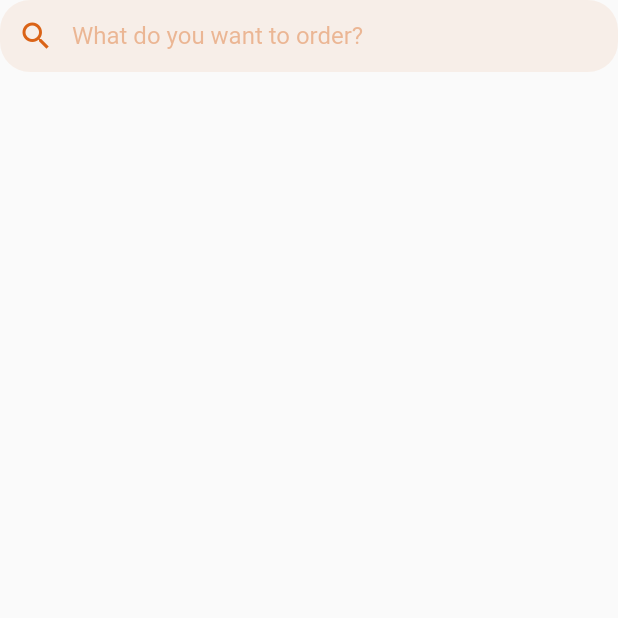
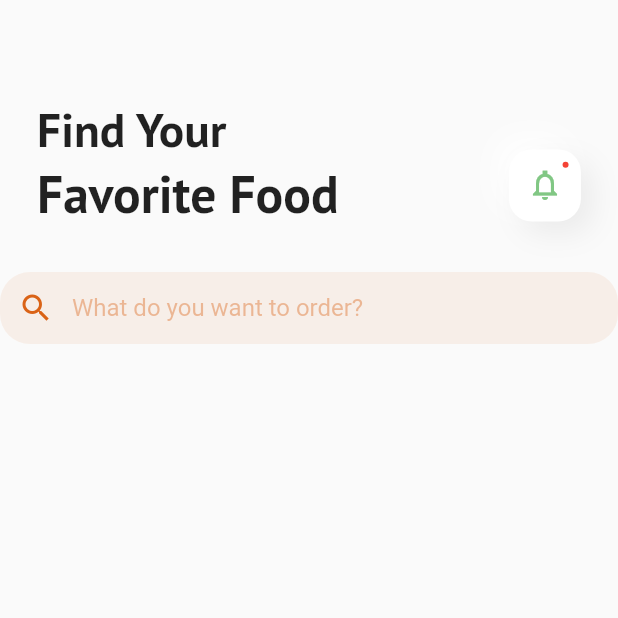
Before and after one commit to Rm1xs/food_delivery, a Flutter app: the Search screen opened directly, on a phone screen of 412 x 824 dp, the top half of it. Run offline on Flutter 3.47's test engine with Material 2 defaults, Android fonts, the phone set to English and light mode, and no system bars; drawn by our look-alikes of clay_containers; our stand-ins replace bloc, cloud_firestore, equatable, firebase_auth, firebase_core, firebase_storage and 8 more; missing offline and left inert: flow_builder; accounts and stored records are empty.

```diff
--- a/lib/core/default/bottom_bar.dart
+++ b/lib/core/default/bottom_bar.dart
@@ -10,7 +10,7 @@ class CustomAnimatedBottomBar extends StatelessWidget {
     this.backgroundColor,
     this.itemCornerRadius = 50,
     this.containerHeight = 50,
-    this.animationDuration = const Duration(milliseconds: 300),
+    this.animationDuration = const Duration(milliseconds: 250),
     this.mainAxisAlignment = MainAxisAlignment.spaceBetween,
     required this.items,
     required this.onItemSelected,
@@ -34,8 +34,7 @@ class CustomAnimatedBottomBar extends StatelessWidget {
   Widget build(BuildContext context) {
     final bgColor = backgroundColor ?? Theme.of(context).bottomAppBarColor;
 
-    return ClipRRect(
-      child: Container(
+    return Container(
       margin: EdgeInsets.only(left: 5.w, right: 5.w, bottom: 2.h, top: 2.h),
       decoration: BoxDecoration(
         borderRadius:  BorderRadius.circular(15),
@@ -69,7 +68,6 @@ class CustomAnimatedBottomBar extends StatelessWidget {
               ),
             );
           }).toList(),
-          ),
         ),
       ),
     );
--- /dev/null
+++ b/lib/core/default/red_dot.dart
@@ -0,0 +1,23 @@
+import 'package:flutter/material.dart';
+import 'package:sizer/sizer.dart';
+
+Widget redDot() {
+  return Positioned(
+    right: 2.w,
+    top: 1.h,
+    child: Container(
+      decoration: BoxDecoration(
+        color: Colors.red,
+        borderRadius: BorderRadius.circular(7),
+      ),
+      constraints: const BoxConstraints(
+        minWidth: 4,
+        minHeight: 4,
+      ),
+      child: SizedBox(
+        width: 1,
+        height: 1,
+      ),
+    ),
+  );
+}
--- a/lib/core/route/flow_route/routes/auth_route.dart
+++ b/lib/core/route/flow_route/routes/auth_route.dart
@@ -12,6 +12,6 @@ List<Page> onGenerateAppViewPages(
     case AuthenticationStatus.unauthenticated:
       return [LoginPage.page(), SignUpPage.page()];
     default:
-      return [CompleteRegistration.page()];
+      return [];
   }
 }
--- a/lib/core/route/routes_path.dart
+++ b/lib/core/route/routes_path.dart
@@ -6,3 +6,5 @@ const String signUpRoute = '/signUp';
 const String signUpSuccess = '/SignUpSuccess';
 const String homePage = '/HomePage';
 const String completeRegistration = '/CompleteRegistration';
+
+const String profilePhoto = '/ProfileImagePage';
--- a/lib/features/food/presentation/screen/food_search.dart
+++ /dev/null
@@ -1,49 +0,0 @@
-import 'package:flutter/material.dart';
-import 'package:sizer/sizer.dart';
-
-class Search extends StatelessWidget {
-  const Search({Key? key}) : super(key: key);
-
-  @override
-  Widget build(BuildContext context) {
-    return SafeArea(
-      child: Scaffold(
-        body: Hero(
-          tag: 'search',
-          child: TextField(
-            decoration: InputDecoration(
-              prefixIcon: IconTheme(
-                data: IconThemeData(
-                  color: const Color.fromRGBO(218, 99, 23, 1)
-                      .withOpacity(1),
-                ),
-                child: const Icon(Icons.search),
-              ),
-              border: OutlineInputBorder(
-                borderRadius: BorderRadius.circular(20.0),
-              ),
-              focusedBorder: OutlineInputBorder(
-                borderSide: const BorderSide(
-                    color: Colors.transparent, width: 0.0),
-                borderRadius: BorderRadius.circular(20.0),
-              ),
-              enabledBorder: OutlineInputBorder(
-                borderSide: const BorderSide(
-                    color: Colors.transparent, width: 0.0),
-                borderRadius: BorderRadius.circular(20.0),
-              ),
-              filled: true,
-              hintStyle: TextStyle(
-                  color: const Color.fromRGBO(218, 99, 23, 1)
-                      .withOpacity(0.4)),
-              hintText: 'What do you want to order?',
-              contentPadding: EdgeInsets.all(10.0),
-              fillColor: const Color.fromRGBO(218, 99, 23, 1)
-                  .withOpacity(0.08),
-            ),
-          ),
-        ),
-      ),
-    );
-  }
-}
--- /dev/null
+++ b/lib/features/food/presentation/screen/food_search_page.dart
@@ -0,0 +1,105 @@
+import 'package:clay_containers/widgets/clay_container.dart';
+import 'package:flutter/material.dart';
+import 'package:food_delivery/core/default/red_dot.dart';
+import 'package:google_fonts/google_fonts.dart';
+import 'package:sizer/sizer.dart';
+
+class Search extends StatelessWidget {
+  const Search({Key? key}) : super(key: key);
+
+  @override
+  Widget build(BuildContext context) {
+    return SafeArea(
+      child: Scaffold(
+        appBar: PreferredSize(
+          preferredSize: Size(double.infinity, 22.h),
+          child: Padding(
+            padding: EdgeInsets.fromLTRB(6.w, 8.h, 6.w, 0),
+            child: Row(
+              children: [
+                Column(
+                  crossAxisAlignment: CrossAxisAlignment.start,
+                  children: [
+                    Text(
+                      'Find Your',
+                      style: GoogleFonts.ptSans(
+                        textStyle: TextStyle(
+                            fontSize: 23.sp, fontWeight: FontWeight.bold),
+                      ),
+                    ),
+                    Text(
+                      'Favorite Food',
+                      style: GoogleFonts.ptSans(
+                        textStyle: TextStyle(
+                            fontSize: 25.sp, fontWeight: FontWeight.bold),
+                      ),
+                    ),
+                  ],
+                ),
+                const Spacer(),
+                Padding(
+                  padding: EdgeInsets.fromLTRB(6.w, 0.h, 0.w, 0),
+                  child: Container(
+                    //width: 10.w,
+                    //height: 5.h,
+                    child: ClayContainer(
+                      color: Colors.white,
+                      borderRadius: 15,
+                      depth: 20,
+                      spread: 8,
+                      child: Stack(
+                        children: [
+                          IconButton(
+                              padding: EdgeInsets.zero,
+                              icon: IconTheme(
+                                data: IconThemeData(color: Colors.green[300]),
+                                child: Icon(Icons.notifications_none_sharp),
+                              ),
+                              color: Colors.white,
+                              onPressed: () => {}),
+                          redDot(),
+                        ],
+                      ),
+                    ),
+                  ),
+                ),
+              ],
+            ),
+          ),
+        ),
+        body: Hero(
+          tag: 'search',
+          child: TextField(
+            decoration: InputDecoration(
+              prefixIcon: IconTheme(
+                data: IconThemeData(
+                  color: const Color.fromRGBO(218, 99, 23, 1).withOpacity(1),
+                ),
+                child: const Icon(Icons.search),
+              ),
+              border: OutlineInputBorder(
+                borderRadius: BorderRadius.circular(20.0),
+              ),
+              focusedBorder: OutlineInputBorder(
+                borderSide:
+                    const BorderSide(color: Colors.transparent, width: 0.0),
+                borderRadius: BorderRadius.circular(20.0),
+              ),
+              enabledBorder: OutlineInputBorder(
+                borderSide:
+                    const BorderSide(color: Colors.transparent, width: 0.0),
+                borderRadius: BorderRadius.circular(20.0),
+              ),
+              filled: true,
+              hintStyle: TextStyle(
+                  color: const Color.fromRGBO(218, 99, 23, 1).withOpacity(0.4)),
+              hintText: 'What do you want to order?',
+              contentPadding: EdgeInsets.all(10.0),
+              fillColor: const Color.fromRGBO(218, 99, 23, 1).withOpacity(0.08),
+            ),
+          ),
+        ),
+      ),
+    );
+  }
+}
--- a/lib/main.dart
+++ b/lib/main.dart
@@ -1,4 +1,5 @@
 import 'dart:async';
+//import 'package:camera/camera.dart';
 import 'package:firebase_core/firebase_core.dart';
 import 'package:flow_builder/flow_builder.dart';
 import 'package:flutter/material.dart';
@@ -15,7 +16,8 @@ import 'package:food_delivery/core/route/routes.dart' as customRoutes;
 Future<void> main() async {
   WidgetsFlutterBinding.ensureInitialized();
   await Firebase.initializeApp();
-
+  //final cameras = await availableCameras();
+  //final firstCamera = cameras.first;
   await di.init();
   runApp(MyApp());
 }
```
Also changed, not shown: lib/features/food/presentation/screen/food_main_content.dart (+7 -12 lines), lib/features/food/presentation/screen/food_main_navigation.dart (+22 -32 lines), lib/screens/profile_photo/profile_image.dart (added, +17 -0 lines), lib/screens/profile_photo/profile_image_camera.dart (added, +111 -0 lines), lib/features/food/presentation/screen/food_search_content.dart (added), lib/screens/appbar/appbar.dart (added), lib/screens/profile_photo/profile_image_gallery.dart (added), pubspec.lock, 1 other file. Lines whose indentation alone changed are shown as unchanged.
